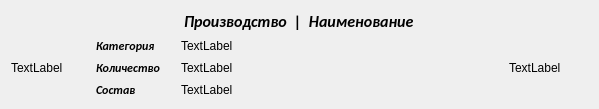
This is shoes-main/tovar.ui in dcherep/shoes as Qt 5 draws it before an edit. The edited form follows.
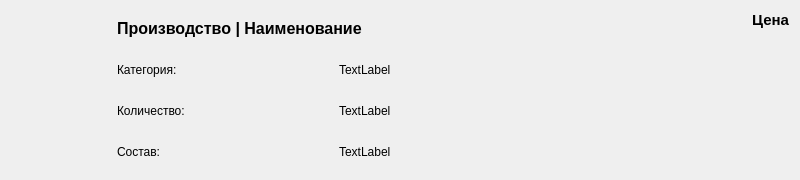
This is the edited form.

```diff
--- a/shoes-main/tovar.ui
+++ b/shoes-main/tovar.ui
@@ -6,124 +6,91 @@
    <rect>
     <x>0</x>
     <y>0</y>
-    <width>599</width>
-    <height>104</height>
+    <width>800</width>
+    <height>180</height>
    </rect>
   </property>
-  <property name="windowTitle">
-   <string>Form</string>
-  </property>
-  <layout class="QGridLayout" name="gridLayout_2" rowstretch="0,0,0,0,0" columnstretch="1,1,1,3,1">
-   <item row="2" column="1">
-    <widget class="QLabel" name="label_3">
-     <property name="font">
-      <font>
-       <family>Calibri</family>
-       <italic>true</italic>
-       <bold>true</bold>
-      </font>
-     </property>
-     <property name="text">
-      <string>Категория</string>
-     </property>
-    </widget>
-   </item>
-   <item row="3" column="1">
-    <widget class="QLabel" name="label_4">
-     <property name="font">
-      <font>
-       <family>Calibri</family>
-       <italic>true</italic>
-       <bold>true</bold>
-      </font>
-     </property>
-     <property name="text">
-      <string>Количество</string>
-     </property>
-    </widget>
-   </item>
-   <item row="4" column="1">
-    <widget class="QLabel" name="label_5">
-     <property name="font">
-      <font>
-       <family>Calibri</family>
-       <italic>true</italic>
-       <bold>true</bold>
-      </font>
-     </property>
-     <property name="text">
-      <string>Состав</string>
-     </property>
-    </widget>
-   </item>
-   <item row="1" column="1" colspan="3" alignment="Qt::AlignmentFlag::AlignHCenter">
-    <widget class="QLabel" name="lbl_name">
-     <property name="font">
-      <font>
-       <family>Calibri</family>
-       <pointsize>12</pointsize>
-       <italic>true</italic>
-       <bold>true</bold>
-      </font>
-     </property>
-     <property name="text">
-      <string>Производство  |  Наименование</string>
-     </property>
-    </widget>
-   </item>
-   <item row="2" column="0" rowspan="3">
+  <layout class="QGridLayout" name="gridLayout" columnstretch="1,2,3,0">
+   
+   <item row="0" column="0" rowspan="4">
     <widget class="QLabel" name="lbl_image">
+     <property name="minimumSize">
+      <size><width>100</width><height>100</height></size>
+     </property>
      <property name="maximumSize">
-      <size>
-       <width>100</width>
-       <height>100</height>
-      </size>
-     </property>
-     <property name="text">
-      <string>TextLabel</string>
+      <size><width>100</width><height>100</height></size>
      </property>
      <property name="scaledContents">
       <bool>true</bool>
      </property>
     </widget>
    </item>
-   <item row="2" column="4" rowspan="3">
-    <widget class="QLabel" name="lbl_price">
-     <property name="text">
-      <string>TextLabel</string>
+
+   <item row="0" column="1" colspan="2">
+    <widget class="QLabel" name="lbl_name">
+     <property name="font">
+      <font><pointsize>12</pointsize><bold>true</bold></font>
      </property>
-    </widget>
-   </item>
-   <item row="3" column="2" colspan="2">
-    <widget class="QLabel" name="lbl_count">
      <property name="text">
-      <string>TextLabel</string>
+      <string>Производство | Наименование</string>
      </property>
      <property name="wordWrap">
       <bool>true</bool>
      </property>
     </widget>
    </item>
-   <item row="2" column="2" colspan="2">
+
+   <item row="1" column="1">
+    <widget class="QLabel" name="label_2">
+     <property name="text"><string>Категория:</string></property>
+    </widget>
+   </item>
+   <item row="1" column="2">
     <widget class="QLabel" name="lbl_category">
-     <property name="text">
-      <string>TextLabel</string>
-     </property>
-     <property name="wordWrap">
-      <bool>true</bool>
-     </property>
+     <property name="text"><string>TextLabel</string></property>
     </widget>
    </item>
-   <item row="4" column="2" colspan="2">
+
+   <item row="2" column="1">
+    <widget class="QLabel" name="label">
+     <property name="text"><string>Количество:</string></property>
+    </widget>
+   </item>
+   <item row="2" column="2">
+    <widget class="QLabel" name="lbl_count">
+     <property name="text"><string>TextLabel</string></property>
+    </widget>
+   </item>
+
+   <item row="3" column="1">
+    <widget class="QLabel" name="label_5">
+     <property name="text"><string>Состав:</string></property>
+    </widget>
+   </item>
+   <item row="3" column="2">
     <widget class="QLabel" name="lbl_sostav">
+     <property name="text"><string>TextLabel</string></property>
+     <property name="wordWrap"><bool>true</bool></property>
+    </widget>
+   </item>
+
+   <item row="0" column="3" rowspan="4" alignment="Qt::AlignmentFlag::AlignRight|Qt::AlignmentFlag::AlignTop">
+    <widget class="QLabel" name="lbl_price">
+     <property name="minimumSize">
+      <size><width>120</width><height>0</height></size>
+     </property>
+     <property name="font">
+      <font><pointsize>11</pointsize><bold>true</bold></font>
+     </property>
      <property name="text">
-      <string>TextLabel</string>
+      <string>Цена</string>
      </property>
-     <property name="wordWrap">
-      <bool>true</bool>
+     <property name="alignment">
+      <set>Qt::AlignmentFlag::AlignRight|Qt::AlignmentFlag::AlignTop</set>
      </property>
     </widget>
    </item>
+   
   </layout>
  </widget>
  <resources/>
```
